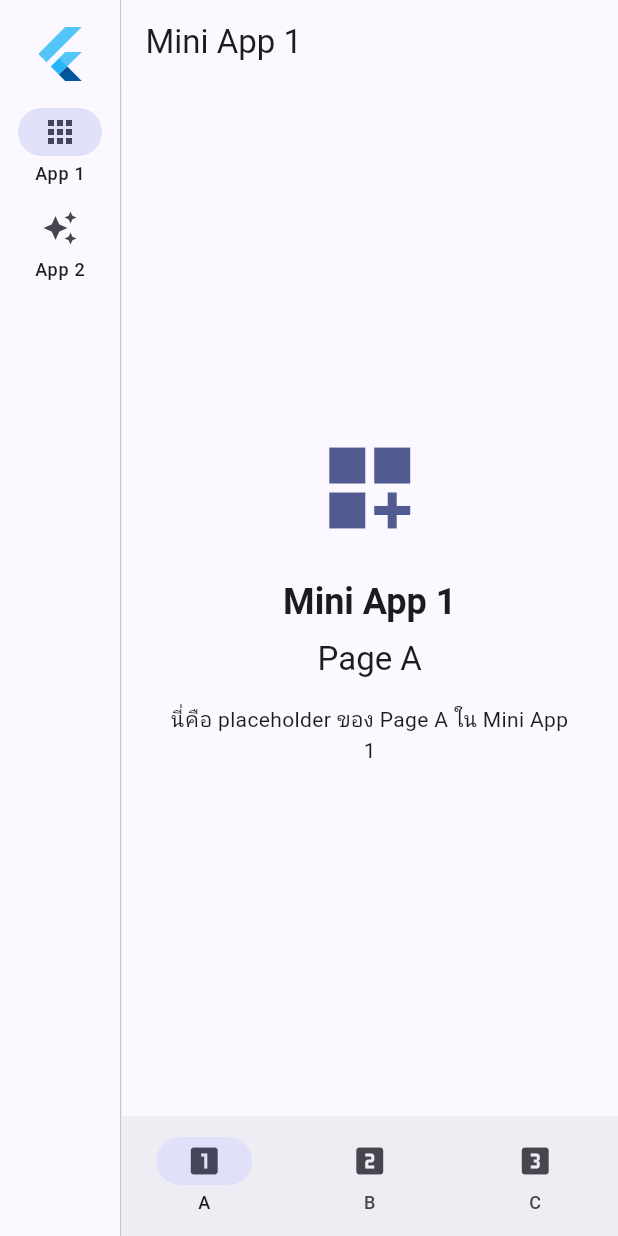
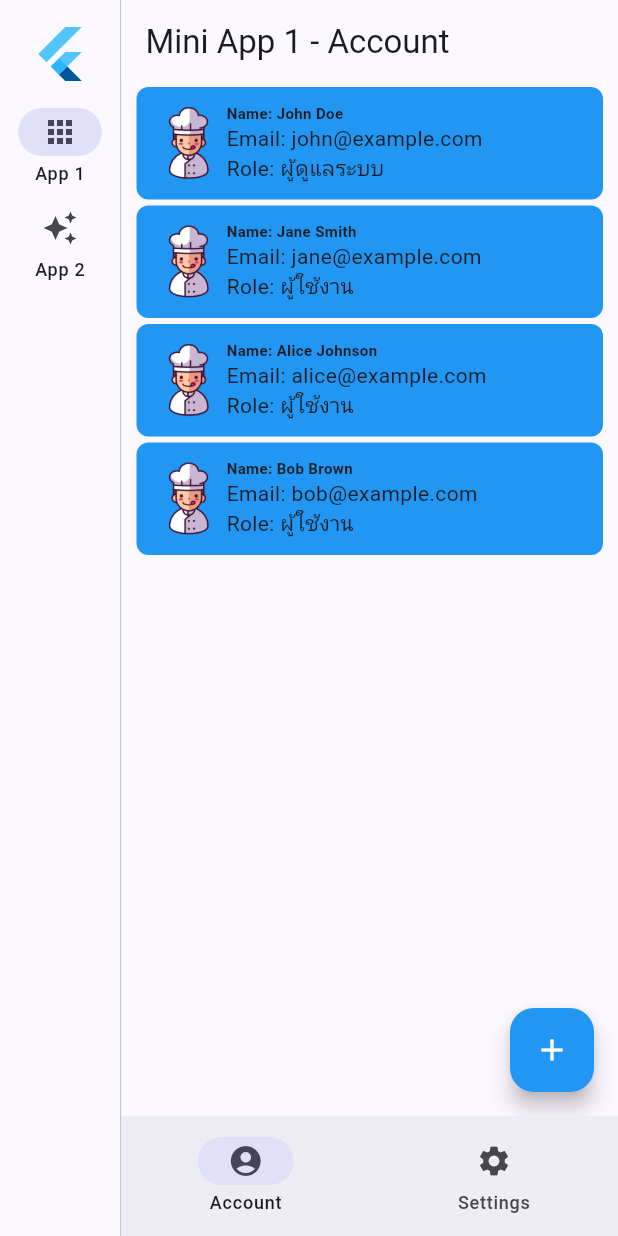
Before and after one commit to krahyor/noppakaodemoapp, a Flutter app: the screen it shows after launch, on a phone screen of 412 x 824 dp. Run offline on Flutter 3.47's test engine with Material 3 defaults, Android fonts, the phone set to English and light mode, and no system bars; our stand-ins replace flutter_riverpod, go_router.

Commit message:
✨ feat:create user and show mock user

```diff
--- a/lib/mini_apps/app1/app1_shell.dart
+++ b/lib/mini_apps/app1/app1_shell.dart
@@ -2,9 +2,8 @@
 // Shell สำหรับ Mini App 1 มี BottomNavigationBar 3 tab และ state ภายในรักษาไว้
 
 import 'package:flutter/material.dart';
-import 'pages/page_a.dart';
-import 'pages/page_b.dart';
-import 'pages/page_c.dart';
+import 'pages/accounts.dart';
+import 'pages/settings.dart';
 
 class App1Shell extends StatefulWidget {
   const App1Shell({super.key});
@@ -15,20 +14,21 @@ class App1Shell extends StatefulWidget {
 
 class _App1ShellState extends State<App1Shell> {
   int _currentIndex = 0;
-  late final List<Widget> _tabs = const [PageA(), PageB(), PageC()];
+  late final List<Widget> _tabs = const [Account(), Setting()];
 
   @override
   Widget build(BuildContext context) {
     return Scaffold(
-      appBar: AppBar(title: const Text('Mini App 1')),
       body: IndexedStack(index: _currentIndex, children: _tabs),
       bottomNavigationBar: NavigationBar(
         selectedIndex: _currentIndex,
         onDestinationSelected: (i) => setState(() => _currentIndex = i),
         destinations: const [
-          NavigationDestination(icon: Icon(Icons.looks_one), label: 'A'),
-          NavigationDestination(icon: Icon(Icons.looks_two), label: 'B'),
-          NavigationDestination(icon: Icon(Icons.looks_3), label: 'C'),
+          NavigationDestination(
+            icon: Icon(Icons.account_circle),
+            label: 'Account',
+          ),
+          NavigationDestination(icon: Icon(Icons.settings), label: 'Settings'),
         ],
       ),
     );
--- /dev/null
+++ b/lib/mini_apps/app1/models/accounts.dart
@@ -0,0 +1,55 @@
+enum Role {
+  user(title: "ผู้ใช้งาน"),
+  admin(title: "ผู้ดูแลระบบ");
+
+  const Role({required this.title});
+
+  final String title;
+}
+
+class Accounts {
+  Accounts({
+    required this.firstName,
+    required this.email,
+    required this.lastName,
+    required this.password,
+    required this.role,
+  });
+
+  String firstName;
+  String lastName;
+  String email;
+  String password;
+  Role role;
+}
+
+List<Accounts> accounts = [
+  Accounts(
+    firstName: "John",
+    email: "john@example.com",
+    lastName: "Doe",
+    password: "password123",
+    role: Role.admin,
+  ),
+  Accounts(
+    firstName: "Jane",
+    email: "jane@example.com",
+    lastName: "Smith",
+    password: "password456",
+    role: Role.user,
+  ),
+  Accounts(
+    firstName: "Alice",
+    email: "alice@example.com",
+    lastName: "Johnson",
+    password: "password789",
+    role: Role.user,
+  ),
+  Accounts(
+    firstName: "Bob",
+    email: "bob@example.com",
+    lastName: "Brown",
+    password: "password101",
+    role: Role.user,
+  ),
+];
--- /dev/null
+++ b/lib/mini_apps/app1/pages/accounts.dart
@@ -0,0 +1,77 @@
+// page_a.dart - Tab A ของ Mini App 1
+import 'package:flutter/material.dart';
+import 'package:noppakao/mini_apps/app1/models/accounts.dart';
+import 'package:noppakao/mini_apps/app1/pages/add_account.dart';
+
+class Account extends StatefulWidget {
+  const Account({super.key});
+
+  @override
+  State<Account> createState() => _AccountState();
+}
+
+class _AccountState extends State<Account> {
+  @override
+  Widget build(BuildContext context) {
+    return Scaffold(
+      floatingActionButton: FloatingActionButton(
+        onPressed: () {
+          // Navigate to AddAccount page
+          Navigator.push(
+            context,
+            MaterialPageRoute(builder: (context) => const AddAccount()),
+          );
+        },
+        backgroundColor: Colors.blue,
+        child: const Icon(Icons.add, color: Colors.white),
+      ),
+      appBar: AppBar(title: const Text('Mini App 1 - Account')),
+      body: Column(
+        children: [
+          Expanded(
+            child: ListView.builder(
+              itemCount: accounts.length,
+              itemBuilder: (context, index) {
+                return Container(
+                  decoration: BoxDecoration(
+                    borderRadius: BorderRadius.circular(8),
+                    color: Colors.blue,
+                  ),
+                  margin: const EdgeInsets.symmetric(
+                    vertical: 2,
+                    horizontal: 10,
+                  ),
+                  padding: const EdgeInsets.all(10),
+
+                  child: Row(
+                    children: [
+                      Image.asset(
+                        'assets/app1/images/pic1.png',
+                        width: 50,
+                        height: 50,
+                      ),
+                      Column(
+                        crossAxisAlignment: CrossAxisAlignment.start,
+                        children: [
+                          Text(
+                            'Name: ${accounts[index].firstName} ${accounts[index].lastName}',
+                            style: TextStyle(
+                              fontSize: 10,
+                              fontWeight: FontWeight.bold,
+                            ),
+                          ),
+                          Text('Email: ${accounts[index].email}'),
+                          Text('Role: ${accounts[index].role.title}'),
+                        ],
+                      ),
+                    ],
+                  ),
+                );
+              },
+            ),
+          ),
+        ],
+      ),
+    );
+  }
+}
--- a/lib/mini_apps/app1/pages/page_a.dart
+++ /dev/null
@@ -1,10 +0,0 @@
-// page_a.dart - Tab A ของ Mini App 1
-import 'package:flutter/material.dart';
-import '../../../shared/widgets/placeholder_content.dart';
-
-class PageA extends StatelessWidget {
-  const PageA({super.key});
-  @override
-  Widget build(BuildContext context) =>
-      const PlaceholderContent(appName: 'Mini App 1', pageName: 'Page A');
-}
--- a/pubspec.yaml
+++ b/pubspec.yaml
@@ -60,8 +60,8 @@ flutter:
   uses-material-design: true
 
   # To add assets to your application, add an assets section, like this:
-  # assets:
-  #   - images/a_dot_burr.jpeg
+  assets:
+    - assets/app1/images/
   #   - images/a_dot_ham.jpeg
 
   # An image asset can refer to one or more resolution-specific "variants", see
```
Also changed, not shown: lib/mini_apps/app1/pages/add_account.dart (added, +153 -0 lines), lib/mini_apps/app1/pages/page_b.dart (deleted, +0 -10 lines), lib/mini_apps/app1/pages/page_c.dart (deleted, +0 -10 lines), lib/mini_apps/app1/pages/settings.dart (added, +16 -0 lines), assets/app1/images/pic1.png (added), assets/app1/images/pic2.png (added), assets/app1/images/pic3.png (added), assets/app1/images/pic4.png (added), assets/app1/images/pic5.png (added), assets/app1/images/pic6.png (added).
